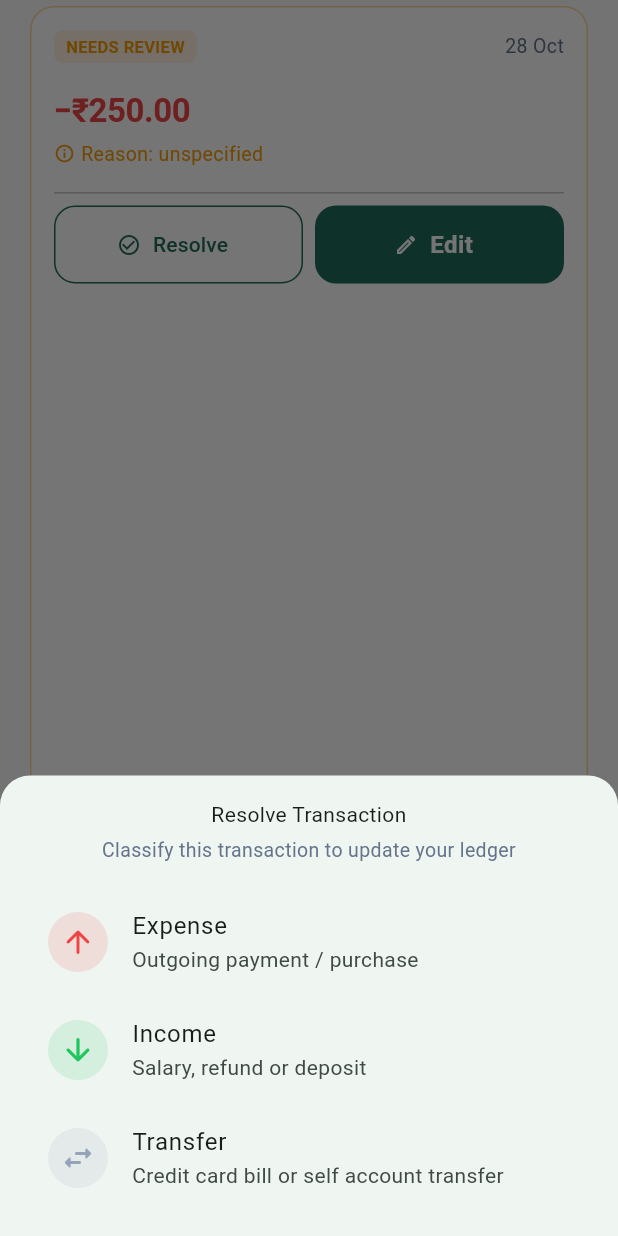
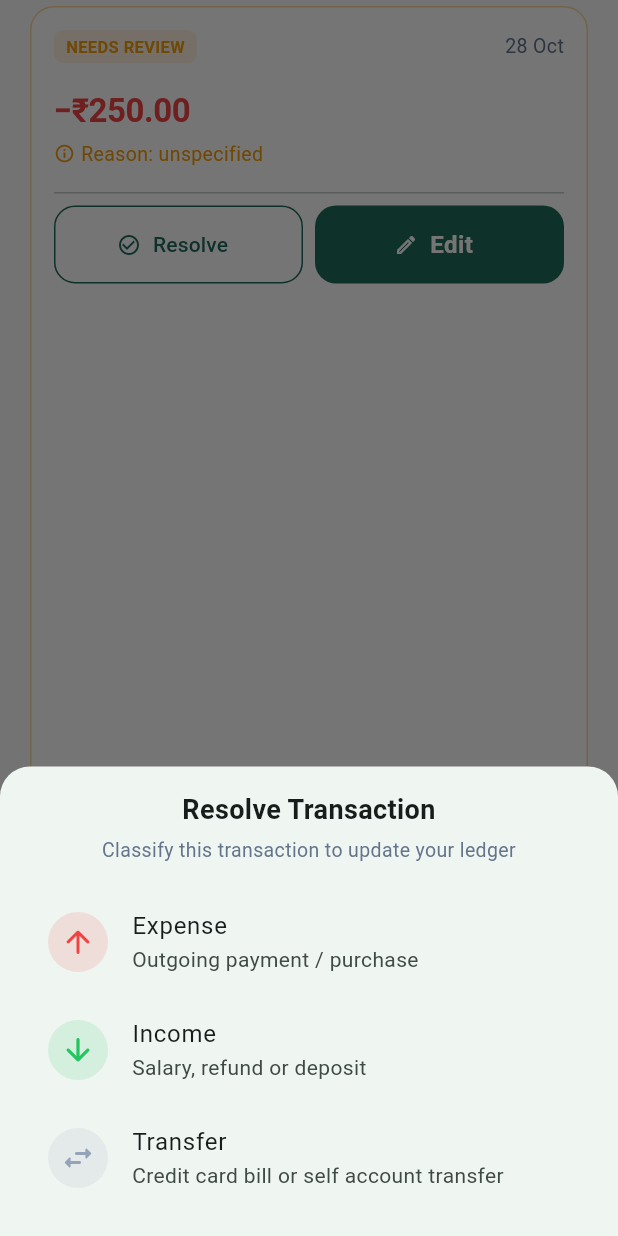
Before and after one commit to vinayakbanga/Expensetracker, a Flutter app: the _ReviewCard widget shown alone on an empty page, opened directly with sample values from the repository, after a tap on "Resolve", on a phone screen of 412 x 824 dp. Run offline on Flutter 3.47's test engine with Material 3 defaults, Android fonts, the phone set to English and light mode, and no system bars; our stand-ins replace csv, drift, fl_chart, flutter_riverpod, go_router, riverpod_annotation; accounts and stored records are empty; generated files the repository leaves out were written again.

Commit message:
fix: replace undefined headingSmall with amountSmall copyWith in review queue

```diff
--- a/paisalog/lib/features/review_queue/review_queue_screen.dart
+++ b/paisalog/lib/features/review_queue/review_queue_screen.dart
@@ -162,7 +162,10 @@ class _ReviewCard extends StatelessWidget {
               children: [
                 Text(
                   'Resolve Transaction',
-                  style: PaisaTextStyles.headingSmall,
+                  style: PaisaTextStyles.amountSmall.copyWith(
+                    fontWeight: FontWeight.bold,
+                    fontSize: 18,
+                  ),
                   textAlign: TextAlign.center,
                 ),
                 const SizedBox(height: PaisaSpacing.xs),
```
